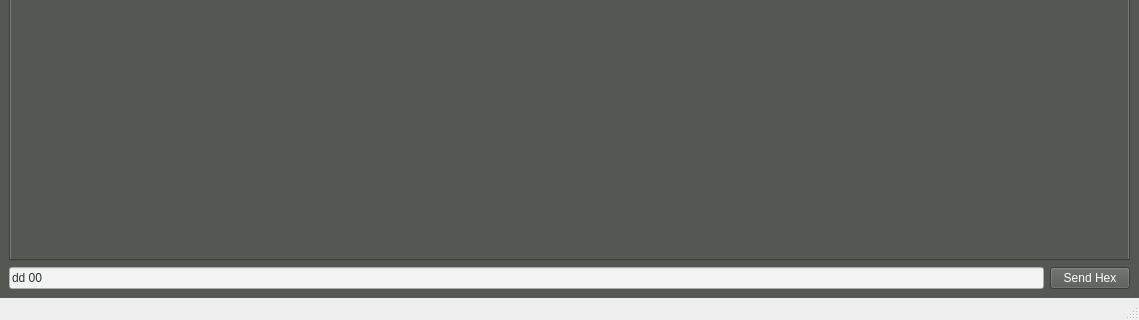
First picture: the form in src/cfclient/ui/main.ui, repository takyonxxx/CfClient, before the edit; both pictures show x 0 to 1139 and y 312 to 632 of the 1139 by 632 pixel window.
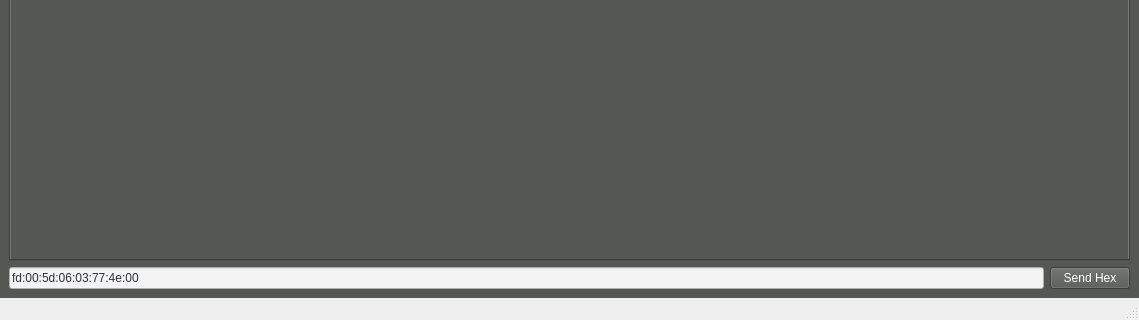
Second picture: the form after the edit. Custom widgets are drawn as their Qt base class.

Patch:
```diff
--- a/src/cfclient/ui/main.ui
+++ b/src/cfclient/ui/main.ui
@@ -322,7 +322,7 @@
 color: rgb(46, 52, 54);</string>
       </property>
       <property name="text">
-       <string>dd 00</string>
+       <string>fd:00:5d:06:03:77:4e:00</string>
       </property>
      </widget>
     </item>
```
